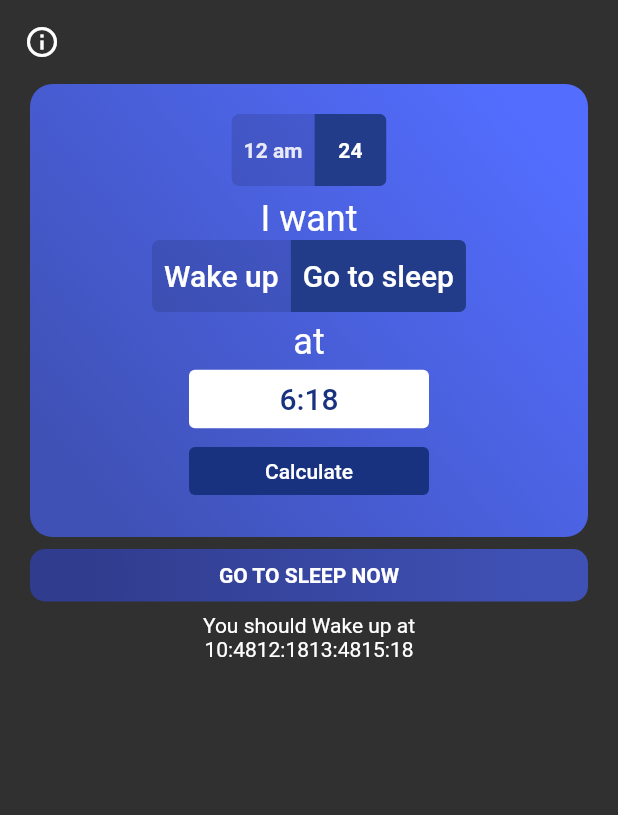
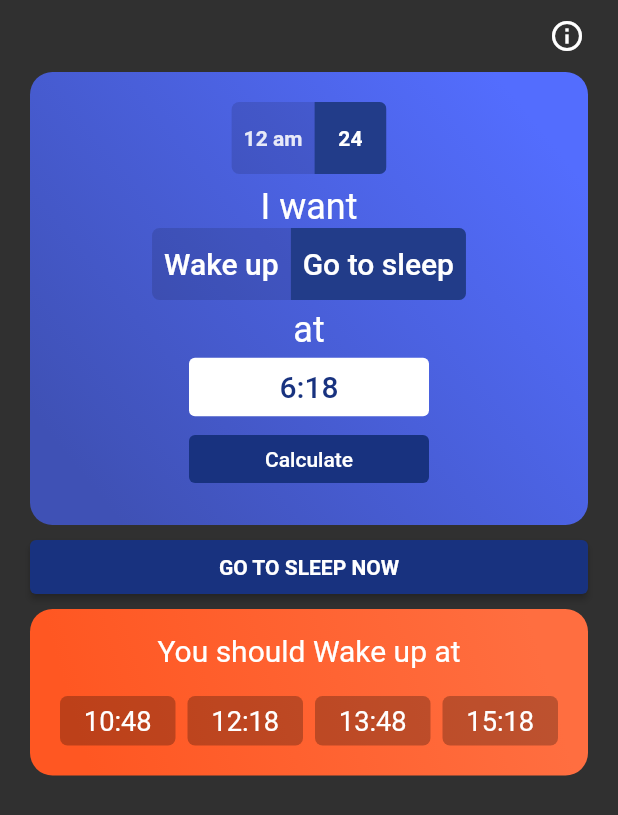
Before and after one commit to ItIsSzczepan/time-to-sleep, a Flutter app: the screen it shows after launch, after a tap on "Calculate", on a phone screen of 412 x 824 dp. Shown: the top 815 px of the screen. Run offline on Flutter 3.47's test engine with Material 2 defaults, Android fonts, the phone set to English and light mode, and no system bars; our stand-ins replace bloc, clock, equatable, flutter_bloc; generated files the repository leaves out were written again.

Commit message:
ui ended without animations

```diff
--- a/lib/screens/home_screen.dart
+++ b/lib/screens/home_screen.dart
@@ -10,15 +10,19 @@ class HomeScreen extends StatelessWidget {
   @override
   Widget build(BuildContext context) {
     return Scaffold(
-      appBar: AppBar(
-        leading: IconButton(icon: const Icon(Icons.info_outline), onPressed: () {  },),
-        backgroundColor: Colors.transparent,
-        elevation: 0.0,
-      ),
       body: SafeArea(
         child: SingleChildScrollView(
           child: Column(
             children: [
+              Padding(
+                padding: const EdgeInsets.only(right: 10.0),
+                child: Row(
+                  mainAxisAlignment: MainAxisAlignment.end,
+                  children: [
+                    IconButton(icon: const Icon(Icons.info_outline), onPressed: () {  },),
+                  ],
+                ),
+              ),
               WakeUpCalculatorForm(cubit: BlocProvider.of<WakeUpCalculatorCubit>(context)),
               WakeUpCalculatorResultWidget(cubit: BlocProvider.of<WakeUpCalculatorCubit>(context))
             ],
--- a/lib/widgets/wake_up_calculator_form.dart
+++ b/lib/widgets/wake_up_calculator_form.dart
@@ -194,30 +194,19 @@ class WakeUpCalculatorForm extends StatelessWidget {
 
   Widget _goToSleepWidget(BuildContext context) {
     return Padding(
-      padding: const EdgeInsets.all(8.0),
-      child: InkWell(
+      padding: const EdgeInsets.all(4.0),
+      child: ElevatedButton(
         key: const Key("SleepNowButton"),
-        onTap: () {
+        onPressed: () {
           cubit.goToSleepNow();
         },
-        child: Container(
-          alignment: Alignment.center,
-            decoration: BoxDecoration(
-              borderRadius: BorderRadius.circular(10.0),
-              gradient: const LinearGradient(colors: [
-                Colors.indigo,
-                Color.fromRGBO(48, 60, 141, 1.0)
-              ], begin: Alignment.topRight, end: Alignment.bottomLeft,
-              stops: [
-                0.1,
-                0.9
-              ]),
-            ),
-            constraints: BoxConstraints.expand(
-              width: MediaQuery.of(context).size.width - 40,
-              height: 35,
-            ),
-            child: Text(AppLocalizations.of(context)!.sleepNowButton, style: TextStyle(fontWeight: FontWeight.w600),)),
+        style: ElevatedButton.styleFrom(
+          fixedSize: Size(MediaQuery.of(context).size.width - 40, 30),
+        ),
+        child: Text(
+          AppLocalizations.of(context)!.sleepNowButton,
+          style: TextStyle(fontWeight: FontWeight.w600),
+        ),
       ),
     );
   }
--- a/lib/widgets/wake_up_calculator_result.dart
+++ b/lib/widgets/wake_up_calculator_result.dart
@@ -20,16 +20,31 @@ class WakeUpCalculatorResultWidget extends StatelessWidget {
           if (state is WakeUpCalculatorInitial) return Container();
           state = state as WakeUpCalculatorResult;
           return Container(
+            margin: const EdgeInsets.symmetric(horizontal: 20.0),
+            decoration: BoxDecoration(
+              gradient: const LinearGradient(
+                  colors: [Colors.deepOrangeAccent, Colors.deepOrange],
+                  stops: [0.1, 0.9],
+                  begin: Alignment.topRight,
+                  end: Alignment.bottomLeft),
+              borderRadius: BorderRadius.circular(15.0),
+            ),
+            child: Padding(
+              padding: const EdgeInsets.all(16.0),
               child: Column(
                 mainAxisAlignment: MainAxisAlignment.center,
                 children: [
-                Text(AppLocalizations.of(context)!.shouldWake(
+                  Text(
+                    AppLocalizations.of(context)!.shouldWake(
                         state.calculatingType == CalculatingType.GoToSleep
                             ? AppLocalizations.of(context)!.wakeUp
-                        : AppLocalizations.of(context)!.goToSleep)),
+                            : AppLocalizations.of(context)!.goToSleep),
+                    style: const TextStyle(fontSize: 20.0),
+                  ),
+                  SizedBox(height: 15.0,),
                   Builder(builder: (context) {
                     List<Widget> texts = List.generate(4, (index) {
-                    return Text(
+                      return _resultTimeWidget(context,
                           (state as WakeUpCalculatorResult).results[index]);
                     });
                     return Row(
@@ -39,7 +54,20 @@ class WakeUpCalculatorResultWidget extends StatelessWidget {
                   })
                 ],
               ),
+            ),
           );
         });
   }
+
+  Widget _resultTimeWidget(BuildContext context, String text) {
+    return Expanded(
+      child: Container(
+        margin: const EdgeInsets.all(4.0),
+        padding: const EdgeInsets.all(6.0),
+        decoration: BoxDecoration(
+            borderRadius: BorderRadius.circular(5.0), color: Colors.black26),
+        child: Text(text, textScaleFactor: 1.30, textAlign: TextAlign.center,),
+      ),
+    );
   }
+}
```
Lines whose indentation alone changed are shown as unchanged.
